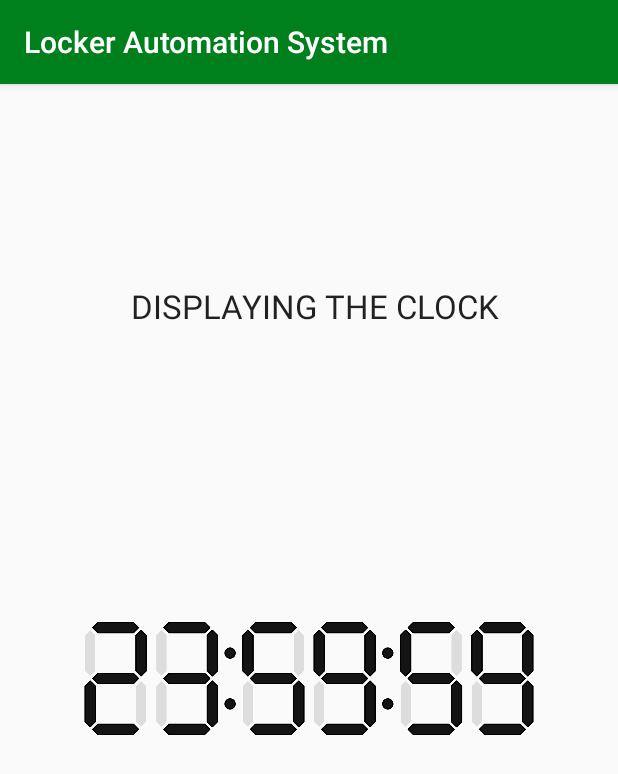
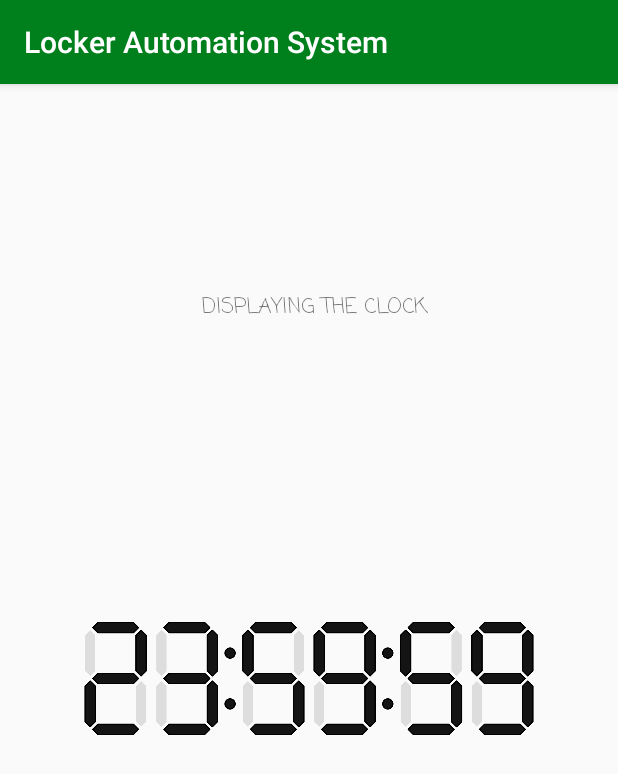
Before and after one commit to StanGo25/LockerAutomation, an Android app: the DisplayActivity screen opened directly, with no data from a screen before it, on a phone screen of 412 x 824 dp. Shown: the top 774 px of the screen. Run offline under Robolectric (Android 15) with nearby library versions, the phone set to English and light mode, and no system bars.

Commit message:
Integration Commit

```diff
--- a/build.gradle
+++ b/build.gradle
@@ -2,7 +2,6 @@ apply plugin: 'com.android.application'
 
 android {
     compileSdkVersion 26
-    buildToolsVersion "26.0.1"
 
     defaultConfig {
         applicationId "com.goldenphoenicks.lockerauto"
--- a/src/main/res/layout/activity_display.xml
+++ b/src/main/res/layout/activity_display.xml
@@ -41,16 +41,16 @@
         android:id="@+id/textView"
         android:layout_width="wrap_content"
         android:layout_height="wrap_content"
+        android:layout_marginBottom="8dp"
+        android:layout_marginLeft="16dp"
+        android:layout_marginRight="8dp"
+        android:layout_marginTop="8dp"
+        android:fontFamily="casual"
         android:text="DISPLAYING THE CLOCK"
-        android:textAppearance="@android:style/TextAppearance.Large"
-        android:layout_marginTop="8dp"
+        app:layout_constraintBottom_toTopOf="@+id/imageView3"
+        app:layout_constraintLeft_toLeftOf="parent"
+        app:layout_constraintRight_toRightOf="parent"
         app:layout_constraintTop_toBottomOf="@+id/my_toolbar"
-        android:layout_marginBottom="8dp"
-        app:layout_constraintBottom_toTopOf="@+id/imageView3"
-        android:layout_marginLeft="16dp"
-        app:layout_constraintLeft_toLeftOf="parent"
-        app:layout_constraintVertical_bias="0.652"
-        android:layout_marginRight="8dp"
-        app:layout_constraintRight_toRightOf="parent" />
+        app:layout_constraintVertical_bias="0.652" />
 
 </android.support.constraint.ConstraintLayout>
```
